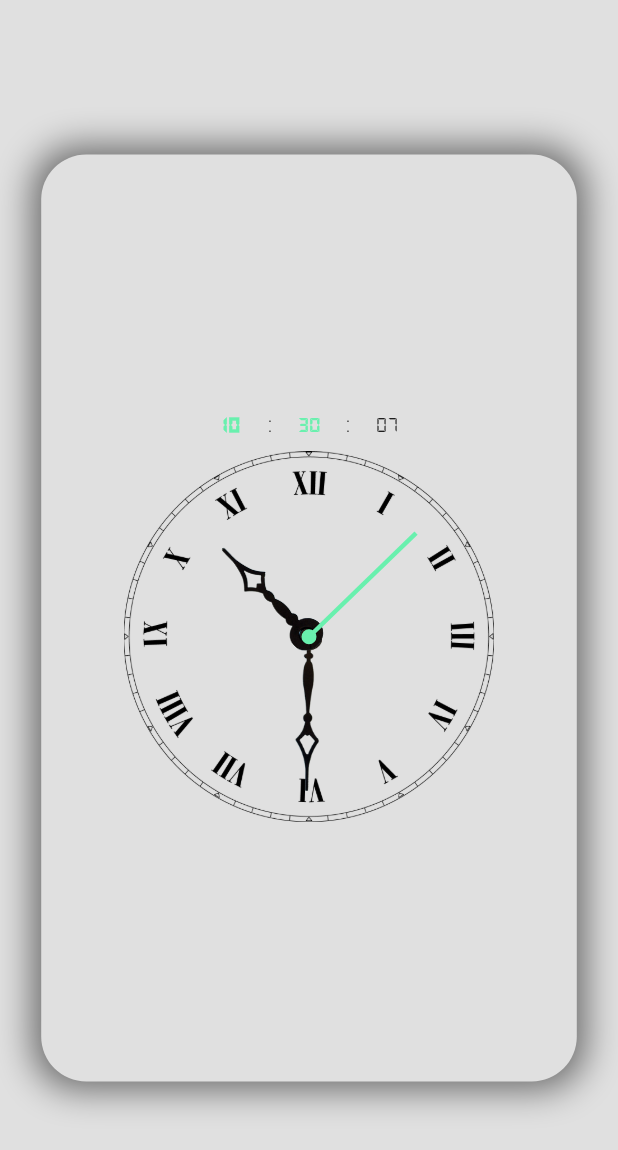
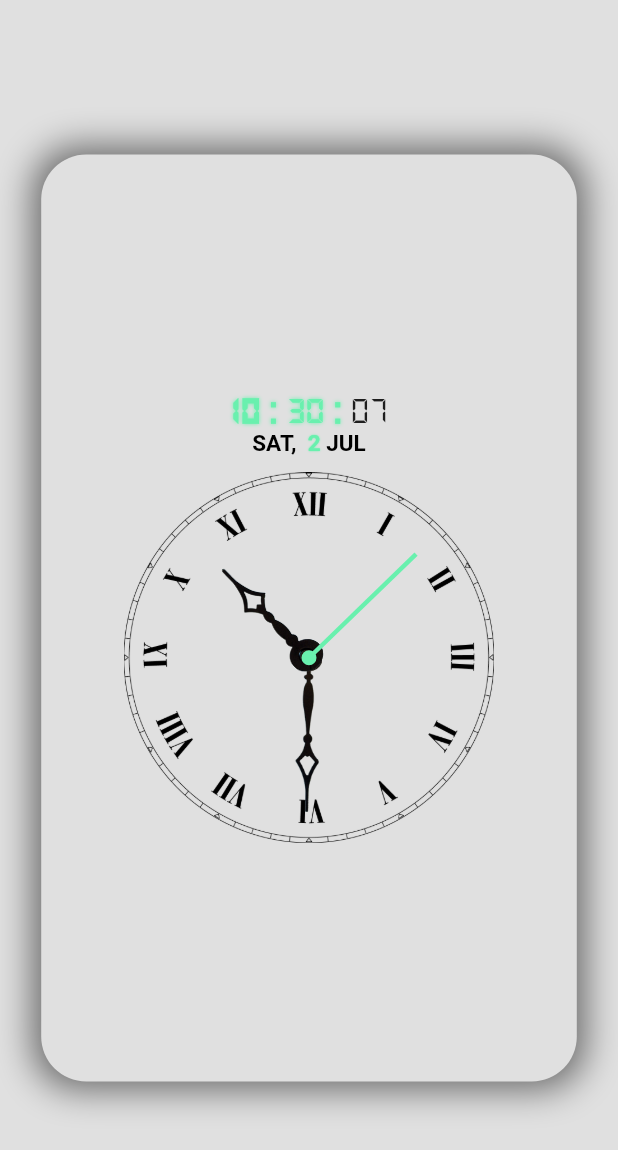
Before and after one commit to MohammedSalehelShazly/clock, a Flutter app: the screen it shows after launch, on a phone screen of 412 x 824 dp. Shown: the top 1150 px of the screen. Run offline on Flutter 3.47's test engine with Material 2 defaults, Android fonts, the phone set to English and light mode, and no system bars; drawn by our look-alikes of auto_size_text.

Commit message:
'more_response_add_address'

```diff
--- a/lib/clock.dart
+++ b/lib/clock.dart
@@ -45,10 +45,43 @@ class _ClockState extends State<Clock> {
     else return _day.toString();
   }
 
+  String weekDay(int _weekDay){
+    switch(_weekDay){
+      case 1 : return 'Mon' ; break;
+      case 2 : return 'Tue' ; break;
+      case 3 : return 'Wed' ; break;
+      case 3 : return 'Thu' ; break;
+      case 4 : return 'Fri' ; break;
+      case 5 : return 'Sat' ; break;
+      case 6 : return 'Sun' ; break;
+      default : return 'Sun' ; break;
+    }
+  }
+
+  String monthName(int _monthName){
+    switch(_monthName){
+      case 1 : return 'Jan' ; break;
+      case 2 : return 'Feb' ; break;
+      case 3 : return 'Mar' ; break;
+      case 4 : return 'Apr' ; break;
+      case 5 : return 'May' ; break;
+      case 6 : return 'Jun' ; break;
+      case 7 : return 'Jul' ; break;
+      case 8 : return 'Aug' ; break;
+      case 9 : return 'Sep' ; break;
+      case 10 : return 'Oct' ; break;
+      case 11 : return 'Nov' ; break;
+      case 12 : return 'Des' ; break;
+      default : return 'Dec' ; break;
+    }
+  }
+
   TextStyle timeStyle()=> TextStyle(
       fontFamily: 'DS' ,
       color: Colors.greenAccent ,
-      fontWeight: FontWeight.w900);
+      fontWeight: FontWeight.w900 ,
+      shadows: [Shadow(blurRadius: 3 ,color: Colors.greenAccent)]
+  );
 
   @override
   Widget build(BuildContext context) {
@@ -69,7 +102,7 @@ class _ClockState extends State<Clock> {
           color: Colors.grey[300]
         ),
         margin: EdgeInsets.symmetric(
-            vertical: isPortrait() ? screenHeight()/8 :screenWidth()/8,
+            vertical: isPortrait() ? screenHeight()/8 :screenWidth()/12,
             horizontal: screenWidth()/15),
         child: Column(
           crossAxisAlignment: CrossAxisAlignment.center,
@@ -77,30 +110,71 @@ class _ClockState extends State<Clock> {
           children: [
 
 
-            /*RichText(
-              text: TextSpan(
-                  style: TextStyle(fontSize: textScale(30) ,fontFamily: 'SourceCodePro' ,color: Colors.black ,fontWeight: FontWeight.bold),
+            Expanded(
+              flex: isPortrait() ?0 :2,
+              child: Container(
+                alignment: Alignment.center,
+                margin: EdgeInsets.only(bottom: isPortrait() ? 10 :0),
+                child: Column(
+                  mainAxisAlignment: MainAxisAlignment.center,
                   children: [
-                    TextSpan(
-                        text: time.year.toString() +'/'
-                    ),
-                    TextSpan(
-                        text: month(time.month) +'/'
-                    ),
-                    TextSpan(
-                        text: day(time.day),
-                        style: TextStyle(color:Colors.greenAccent ,shadows: [Shadow(blurRadius: 2)])
+                    Container(
+                      alignment: Alignment.center,
+                      child: AutoSizeText.rich(
+                          TextSpan(
+                            children: [
+                              TextSpan(text: '${fieldHour( hour(time) )}'),
+                              TextSpan(text: ' : '),
+                              TextSpan(text: '${fieldMnt(time.minute)}',
+                                style: timeStyle().copyWith(fontWeight: FontWeight.w700),),
+                              TextSpan(text: ' : '),
+                              TextSpan(text: '${fieldScnd(time.second)}',
+                                style: timeStyle().copyWith(fontWeight: FontWeight.normal ,color: Colors.black87 ,shadows: [Shadow(blurRadius: 0)]),),
+                            ]
+                          ),
+                        style: timeStyle(),
+                        minFontSize: textScale(25),
+                        maxFontSize: textScale(60),
+                      ),
                     ),
 
-                  ]
+                    Container(
+                      alignment: Alignment.center,
+                      child: AutoSizeText.rich(
+                        TextSpan(
+                            style: TextStyle(color: Colors.black ,fontWeight: FontWeight.bold),
+                            children: [
+                              TextSpan(
+                                  text: weekDay(time.weekday).toUpperCase() +',  '
+                              ),
+                              TextSpan(
+                                  text: '${time.day}' +' ',
+                                  style: TextStyle(color:Colors.greenAccent ,shadows: [Shadow(blurRadius: 1 ,color: Colors.greenAccent)])
+                              ),
+                              TextSpan(
+                                  text: monthName(time.month).toUpperCase()
+                              ),
+                            ]
+                        ),
+                        minFontSize: textScale(15),
+                        maxFontSize: textScale(45),
+                      ),
+                    ),
+
+                  ],
+                ),
               ),
-            ),*/
+            ),
 
 
-            Expanded(
-              flex: isPortrait() ?0 :1,
-              child: Container(
-                width: screenWidth()/2.7,
+
+
+
+
+            /*Expanded(
+              flex: isPortrait() ?0 :2,
+              child: Container(color: Colors.red,
+                width: screenWidth()/1.5,
                 margin: EdgeInsets.only(bottom: isPortrait() ? 10 :0),
                 child: Row(
                   mainAxisAlignment: MainAxisAlignment.center,
@@ -112,14 +186,14 @@ class _ClockState extends State<Clock> {
                           child: AutoSizeText(
                             '${fieldHour( hour(time) )}',
                             style: timeStyle(),
-                            minFontSize: textScale(15),
+                            minFontSize: textScale(30),
                             maxFontSize: textScale(60),
                           )),
                     ),
 
                     AutoSizeText(':',
                       style: TextStyle(fontFamily: 'DS',),
-                      minFontSize: textScale(15),
+                      minFontSize: textScale(30),
                       maxFontSize: textScale(60),
                     ),
 
@@ -128,7 +202,7 @@ class _ClockState extends State<Clock> {
                           alignment: Alignment.center,
                           child: AutoSizeText('${fieldMnt(time.minute)}' ,
                             style: timeStyle().copyWith(fontWeight: FontWeight.w700),
-                            minFontSize: textScale(15),
+                            minFontSize: textScale(30),
                             maxFontSize: textScale(60),
                           )),
                     ),
@@ -136,7 +210,7 @@ class _ClockState extends State<Clock> {
 
                     AutoSizeText(':',
                       style: TextStyle(fontFamily: 'DS',),
-                      minFontSize: textScale(15),
+                      minFontSize: textScale(30),
                       maxFontSize: textScale(60),
                     ),
 
@@ -145,7 +219,7 @@ class _ClockState extends State<Clock> {
                           alignment: Alignment.center,
                           child: AutoSizeText('${fieldScnd(time.second)}' ,
                             style: timeStyle().copyWith(fontWeight: FontWeight.normal ,color: Colors.black87),
-                            minFontSize: textScale(15),
+                            minFontSize: textScale(30),
                             maxFontSize: textScale(60),
                           )),
                     ),
@@ -153,11 +227,14 @@ class _ClockState extends State<Clock> {
                   ],
                 ),
               ),
-            ),
+            ),*/
+
+
 
 
             Container(
               alignment: Alignment.center,
+              margin: EdgeInsets.only(bottom: isPortrait() ? 0 :20),
               child: Container(
                 decoration: BoxDecoration(
                   image: DecorationImage(
```
